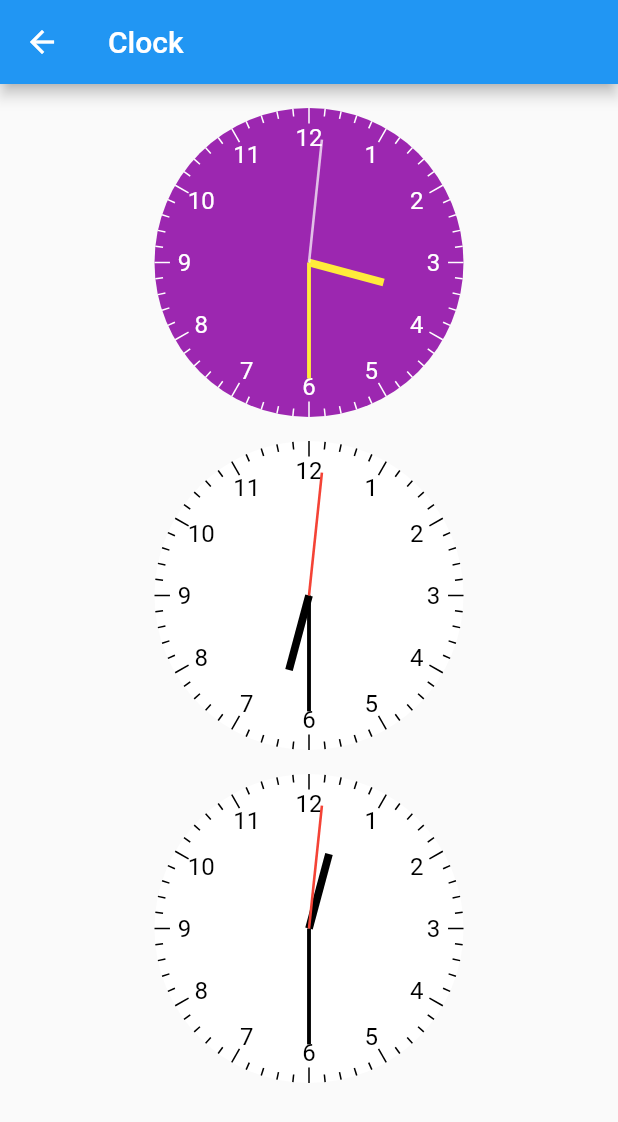
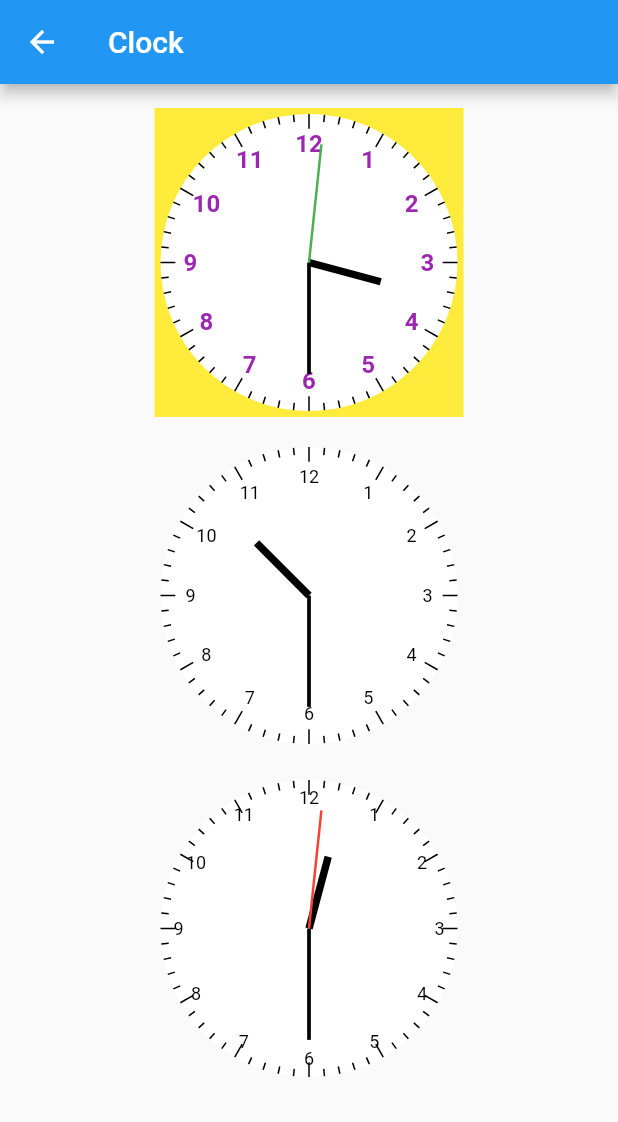
Before and after one commit to GitHubStuff/helper_package, a Flutter app: the ClockScreen screen opened by its route, on a phone screen of 412 x 824 dp. Shown: the top 1122 px of the screen. Run offline on Flutter 3.47's test engine with Material 2 defaults, Android fonts, the phone set to English and light mode, and no system bars; our stand-ins replace flutter_modular, hive_flutter, hooks_riverpod and 1 more; missing offline and left inert: dart:ffi; accounts and stored records are empty; generated files the repository leaves out were written again.

Commit message:
Tweeks to clock face

```diff
--- a/example/lib/screens/clock_screen.dart
+++ b/example/lib/screens/clock_screen.dart
@@ -36,39 +36,31 @@ class ClockScreen extends StatelessWidget {
           mainAxisAlignment: MainAxisAlignment.center,
           crossAxisAlignment: CrossAxisAlignment.center,
           children: [
-            SizedBox.square(
+            ClockFace(
               dimension: dimension,
-              child: const ClockFace(
-                utcOffset: -7,
-                faceColor: Colors.purple,
-                backgroundColor: Colors.transparent,
-                secondColor: Colors.white70,
-                faceNumberOffset: 20.0,
-                tickColor: Colors.white,
-                hourColor: Colors.yellow,
-                minuteColor: Colors.yellow,
-                numberStyle: TextStyle(color: Colors.white, fontSize: 16.0),
-              ),
+              utcMinuteOffset: -7 * 60,
+              backgroundColor: Colors.yellow,
+              secondColor: Colors.green,
+              faceNumberOffset: 20.0,
+              numberStyle: const TextStyle(
+                  color: Colors.purple,
+                  fontSize: 16.0,
+                  fontWeight: FontWeight.bold),
             ).paddingAll(8.0),
-            SizedBox.square(
+            ClockFace(
               dimension: dimension,
-              child: const ClockFace(
-                utcOffset: -4,
-                faceColor: Colors.white,
-                backgroundColor: Colors.transparent,
-                secondColor: Colors.red,
-                faceNumberOffset: 20.0,
-              ),
+              faceColor: Colors.white,
+              backgroundColor: Colors.transparent,
+              //secondColor: Colors.black87,
+              faceNumberOffset: 20.0,
             ).paddingAll(8.0),
-            SizedBox.square(
+            ClockFace(
               dimension: dimension,
-              child: const ClockFace(
-                utcOffset: 2,
-                faceColor: Colors.white,
-                backgroundColor: Colors.transparent,
-                secondColor: Colors.red,
-                faceNumberOffset: 20.0,
-              ),
+              utcMinuteOffset: 2 * 60,
+              faceColor: Colors.white,
+              backgroundColor: Colors.transparent,
+              secondColor: Colors.red,
+              //faceNumberOffset: 12.0,
             ).paddingAll(8.0),
           ],
         ),
--- a/lib/source/widgets/clock/clock_face.dart
+++ b/lib/source/widgets/clock/clock_face.dart
@@ -2,9 +2,11 @@ import 'dart:async';
 import 'dart:math';
 
 import 'package:flutter/material.dart';
+import 'package:helper_package/helper_package.dart';
 
 class ClockFace extends StatelessWidget {
-  final int utcOffset;
+  final int? utcMinuteOffset;
+  final double dimension;
   final Color faceColor;
   final Color tickColor;
   final Color hourColor;
@@ -17,34 +19,35 @@ class ClockFace extends StatelessWidget {
 
   const ClockFace({
     super.key,
-    this.utcOffset = -4,
+    this.utcMinuteOffset,
+    this.dimension = 100.0,
     this.faceColor = Colors.white,
     this.tickColor = Colors.black,
     this.hourColor = Colors.black,
     this.minuteColor = Colors.black,
     this.secondColor,
-    this.numberStyle = const TextStyle(color: Colors.black, fontSize: 16.0),
+    this.numberStyle = const TextStyle(color: Colors.black, fontSize: 12.0),
     this.backgroundColor = Colors.transparent,
-    this.faceNumberOffset = 15.0,
+    this.faceNumberOffset = 12.0,
     this.tickStroke = 1.0,
   });
 
   @override
   Widget build(BuildContext context) {
     assert(tickStroke >= 1.0);
-
+    final utcOffset =
+        utcMinuteOffset ?? DateTime.now().timeZoneOffset.inMinutes;
     final initalDateTime =
         DateTime.now().toUtc().add(Duration(hours: utcOffset));
     return StreamBuilder(
-      stream: Stream.periodic(
-          secondColor == null
-              ? const Duration(minutes: 1)
-              : const Duration(seconds: 1), (_) {
-        return DateTime.now().toUtc().add(Duration(hours: utcOffset));
+      stream: Stream.periodic(const Duration(seconds: 1), (_) {
+        return DateTime.now().toUtc().add(Duration(minutes: utcOffset));
       }),
-      initialData: DateTime.now().toUtc().add(Duration(hours: utcOffset)),
+      initialData: DateTime.now().toUtc().add(Duration(minutes: utcOffset)),
       builder: (BuildContext context, AsyncSnapshot<DateTime> snapshot) {
         return Container(
+          height: dimension,
+          width: dimension,
           color: backgroundColor,
           child: CustomPaint(
             painter: _ClockPainter(
@@ -58,7 +61,7 @@ class ClockFace extends StatelessWidget {
               faceNumberOffset: faceNumberOffset,
               tickStroke: tickStroke,
             ),
-          ),
+          ).paddingAll(4.0),
         );
       },
     );
```
